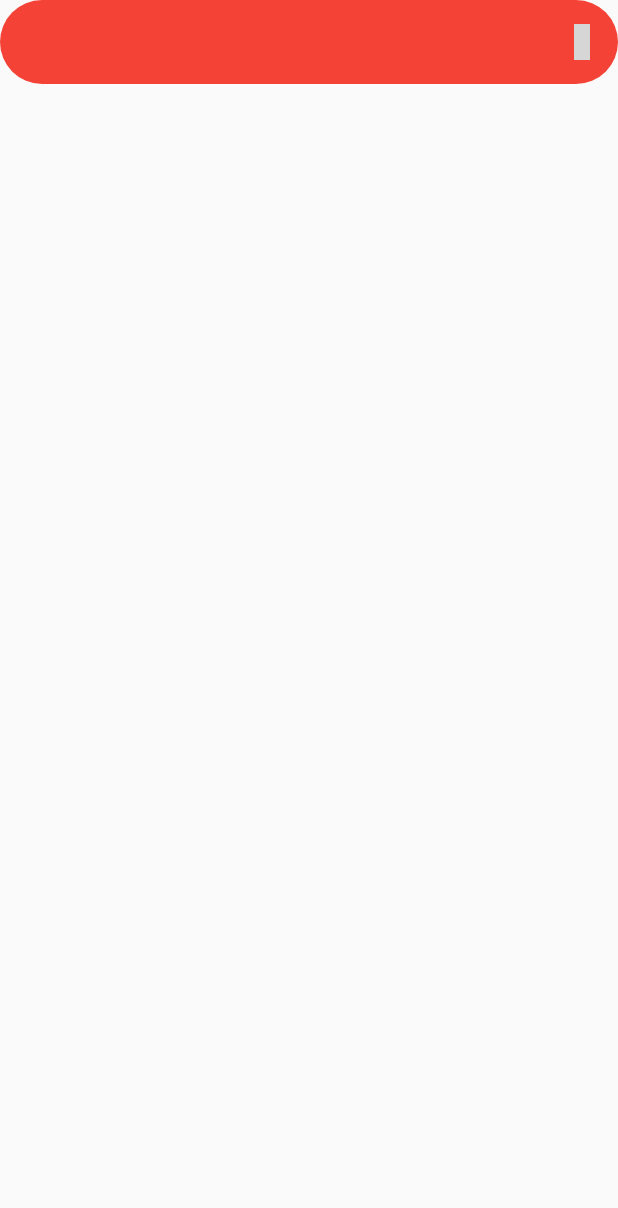
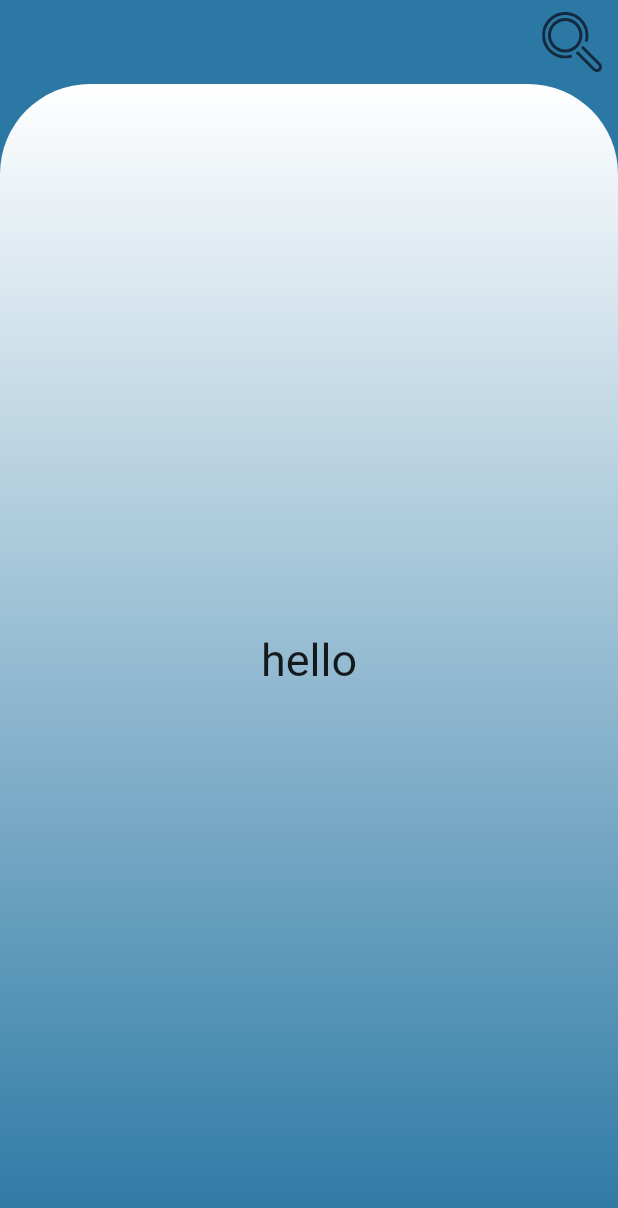
Before and after one commit to ArielP03/Run_List_App, a Flutter app: the screen it shows after launch, on a phone screen of 412 x 824 dp. Shown: the top 1208 px of the screen. Run offline on Flutter 3.47's test engine with Material 2 defaults, Android fonts, the light colour scheme and no system bars; our stand-ins replace flutter_svg; grey boxes are pictures that could not be loaded.

Commit message:
modificados:     lib/Screens/home_screen.dart 	modificados:     pubspec.yaml

```diff
--- a/lib/Screens/home_screen.dart
+++ b/lib/Screens/home_screen.dart
@@ -1,28 +1,68 @@
-// ignore_for_file: deprecated_member_use
+
 import 'package:flutter/cupertino.dart';
 import 'package:flutter/material.dart';
 import 'package:flutter_svg/flutter_svg.dart';
-import 'package:unicons/unicons.dart';
 
-class HomeScreen extends StatelessWidget {
+final Color color_1 = Color.fromARGB(255, 43, 120, 164);
+final Color color_3 = Color.fromARGB(255, 55, 156, 212);
+final Color color_2 = Color.fromARGB(255, 19, 41, 62);
+
+class HomeScreen extends StatefulWidget {
+  const HomeScreen({super.key});
+
+  @override
+  State<HomeScreen> createState() => _HomeScreenState();
+}
+
+class _HomeScreenState extends State<HomeScreen> {
   @override
   Widget build(BuildContext context) {
     return Scaffold(
       appBar: AppBar(
-      backgroundColor: Colors.red,
-      shape: RoundedRectangleBorder(
-          borderRadius: BorderRadius.all(Radius.circular(30))),
+        backgroundColor: color_1,
+        shadowColor: Colors.transparent,
+        surfaceTintColor: Colors.transparent,
+        foregroundColor: Colors.transparent,
+        shape: null,
         elevation: 0,
         actions: [
           IconButton(
-          icon: Icon(UniconsLine.search),
-          color: Color.fromRGBO(34, 156, 255, 1),
-          onPressed: () => showSearch(context: context, delegate: CardWidget()),
-          autofocus: false,
-          hoverColor: Colors.transparent,
+            splashColor: Colors.transparent,
+            splashRadius: 1,
+            onPressed: () => showSearch(
+              context: context,
+              delegate: CardWidget(),
+            ),
+            icon: SvgPicture.asset(
+              'assets/icon_search.svg',
+              // ignore: deprecated_member_use
+              color: color_2,
+            ),
+            iconSize: 45,
           )
         ],
-    ));
+      ),
+      backgroundColor: color_1,
+      body: Container(
+        decoration: BoxDecoration(
+          gradient: LinearGradient(
+              begin: FractionalOffset.bottomCenter,
+              end: FractionalOffset.topCenter,
+              colors: [color_1, Colors.white]),
+          borderRadius: BorderRadius.only(
+              topLeft: Radius.circular(60), topRight: Radius.circular(60)),
+        ),
+        child: Center(
+          child: Text(
+            'hello',
+            textAlign: TextAlign.center,
+            style: TextStyle(fontSize: 30),
+          ),
+        ),
+        width: MediaQuery.of(context).size.width,
+        height: MediaQuery.of(context).size.height,
+      ),
+    );
   }
 }
 
@@ -30,6 +70,8 @@ class CardWidget extends SearchDelegate {
   @override
   List<Widget>? buildActions(BuildContext context) => [
         IconButton(
+          splashColor: Colors.transparent,
+          splashRadius: 1,
           icon: Icon(CupertinoIcons.clear_thick),
           onPressed: () => this.query = '',
         )
@@ -37,25 +79,89 @@ class CardWidget extends SearchDelegate {
 
   @override
   Widget? buildLeading(BuildContext context) => IconButton(
+      splashColor: Colors.transparent,
+      splashRadius: 1,
       onPressed: () => this.close(context, null),
       icon: Icon(CupertinoIcons.back));
 
   @override
   Widget buildResults(BuildContext context) {
     print(query);
-    return Text('Results');
+    return Container(
+      child: Container(
+        child: ListView(
+          physics: AlwaysScrollableScrollPhysics(),
+          children: [
+            Container(child: Text(
+              'Resultado',
+              textAlign: TextAlign.center,
+            ) ,
+            ),
+            Container(child:ListView(
+              scrollDirection: Axis.vertical,
+              physics: NeverScrollableScrollPhysics(),
+              children: [CardView()],
+            ),color: Colors.transparent ,width: MediaQuery.of(context).size.width,height: MediaQuery.of(context).size.height,)
+
+          ],
+        ),
+        decoration: BoxDecoration(
+            borderRadius: BorderRadius.only(
+                topLeft: Radius.circular(60), topRight: Radius.circular(60)),
+            gradient: LinearGradient(
+              colors: [color_1, Colors.white],
+              begin: FractionalOffset.bottomCenter,
+              end: FractionalOffset.topCenter,
+            )),
+        width: MediaQuery.of(context).size.width,
+        height: MediaQuery.of(context).size.height,
+      ),
+      color: color_1,
+    );
   }
 
   @override
-  Widget buildSuggestions(BuildContext context) => ListTile(
-        title: Text('Suggestions'),
+  Widget buildSuggestions(BuildContext context) => Container(
+        color: color_1,
+        child: Container(
+          child: ListTile(
+            title: Text(
+              'Suggestions',
+              textAlign: TextAlign.center,
+            ),
+          ),
+          decoration: BoxDecoration(
+              borderRadius: BorderRadius.only(
+                  topLeft: Radius.circular(60), topRight: Radius.circular(60)),
+              gradient: LinearGradient(
+                colors: [color_1, Colors.white],
+                begin: FractionalOffset.bottomCenter,
+                end: FractionalOffset.topCenter,
+              )),
+          width: MediaQuery.of(context).size.width,
+          height: MediaQuery.of(context).size.height,
+        ),
       );
-    //    @override
-    //  PreferredSizeWidget buildBottom(BuildContext context) {
-    //    return const PreferredSize(
-    //       preferredSize: Size.fromHeight(56.0),
-    //       child: Text('bottom'));
-    // }
   @override
-  ThemeData appBarTheme(BuildContext context) => ThemeData();
+  ThemeData appBarTheme(BuildContext context) {
+    return ThemeData(
+      appBarTheme: AppBarTheme(
+        color: color_1,
+        elevation: 0,
+        foregroundColor: color_2,
+        shape: null,
+      ),
+    );
   }
+}
+
+// ignore: non_constant_identifier_names
+Widget CardView() {
+  return Container(
+    color: Colors.yellow,
+    width: 50,
+    height: 50,
+    child: Column(
+      children: [Row(children: [Text('hello')],),],
+  ),);
+}
--- a/pubspec.yaml
+++ b/pubspec.yaml
@@ -47,8 +47,8 @@ flutter:
   uses-material-design: true
 
   # To add assets to your application, add an assets section, like this:
-assets:
-  - assets/
+  assets:
+    - assets/
 
   # An image asset can refer to one or more resolution-specific "variants", see
   # https://flutter.dev/assets-and-images/#resolution-aware.
```
Also changed, not shown: assets/paleta-colores-aplicaciones-moviles-azul-naranja-gris-codigos-color-aplicaciones-moviles-catalogo-colores-frios_655111-3515.jpg (added). Lines whose indentation alone changed are shown as unchanged.
